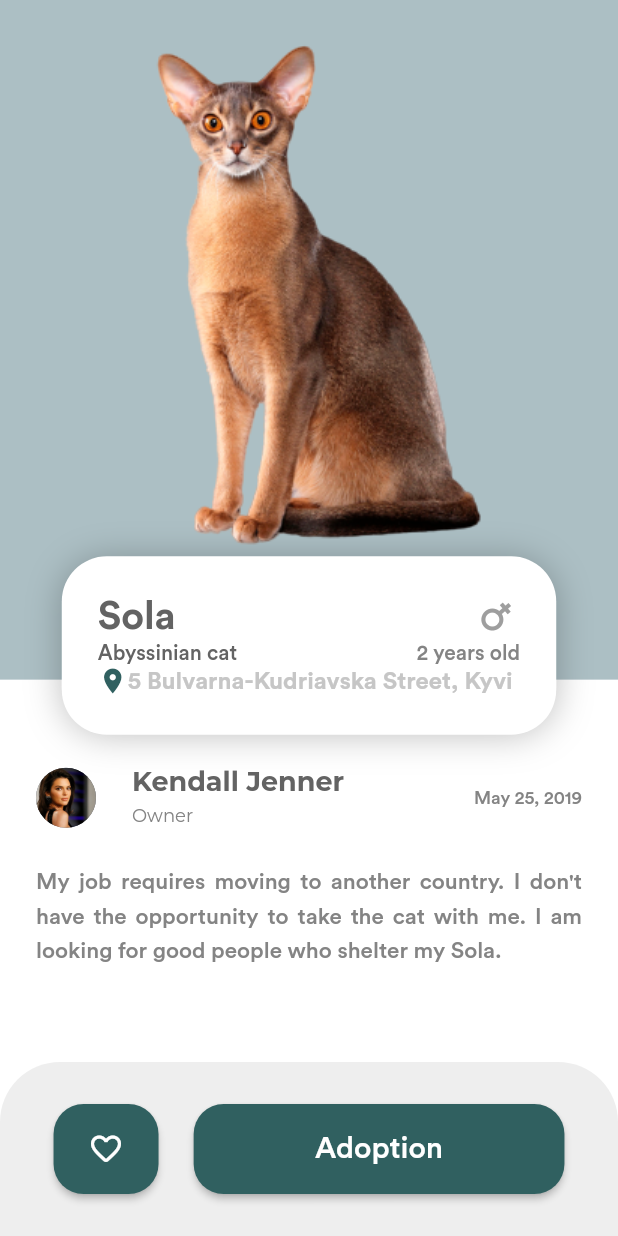
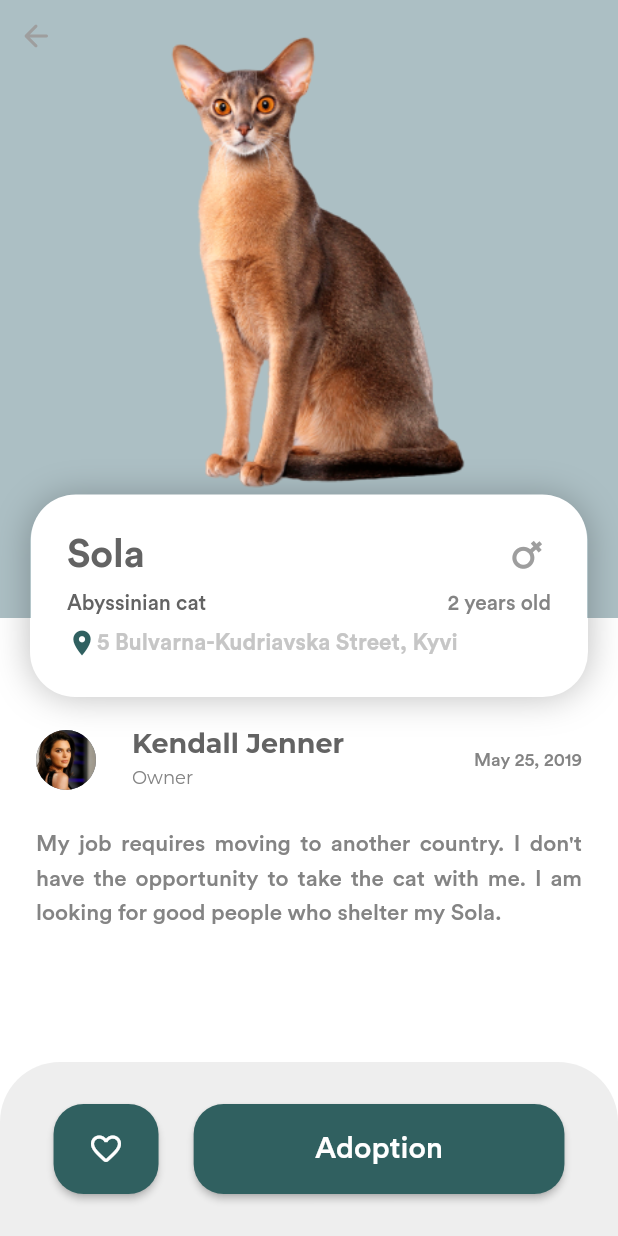
Before and after one commit to aphenrique/petmatch, a Flutter app: the screen it shows after launch, after a tap on "Sola", on a phone screen of 412 x 824 dp. Run offline on Flutter 3.47's test engine with Material 2 defaults, Android fonts, the phone set to English and light mode, and no system bars.

Commit message:
Fix font size

```diff
--- a/lib/src/adoption/view/pages/pet_detail_page.dart
+++ b/lib/src/adoption/view/pages/pet_detail_page.dart
@@ -25,7 +25,7 @@ class PetDetailPage extends StatelessWidget {
             crossAxisAlignment: CrossAxisAlignment.center,
             mainAxisSize: MainAxisSize.min,
             children: [
-              Image.asset(pet.photo, height: size.height * 0.45),
+              Image.asset(pet.photo, height: size.height * 0.4),
               const DetailPetInfoWidget(),
               const Padding(
                 padding: EdgeInsets.all(8.0),
@@ -128,7 +128,21 @@ class PetDetailPage extends StatelessWidget {
                 ),
               )
             ],
-          )
+          ),
+          SafeArea(
+            child: Align(
+              alignment: Alignment.topLeft,
+              child: IconButton(
+                onPressed: () {
+                  Navigator.maybePop(context);
+                },
+                icon: const Icon(
+                  Icons.arrow_back_rounded,
+                  color: Colors.grey,
+                ),
+              ),
+            ),
+          ),
         ],
       ),
     );
--- a/lib/src/adoption/widget/detail_page_background/detail_page_background.dart
+++ b/lib/src/adoption/widget/detail_page_background/detail_page_background.dart
@@ -9,11 +9,11 @@ class DetailPageBackground extends StatelessWidget {
     return Column(
       children: [
         Container(
-          height: heigth * 0.55,
+          height: heigth * 0.5,
           color: const Color(0XFFacbfc4),
         ),
         Container(
-          height: heigth * 0.45,
+          height: heigth * 0.5,
           color: Colors.white,
         ),
       ],
--- a/lib/src/adoption/widget/detail_pet_info_widget/detail_pet_info_widget.dart
+++ b/lib/src/adoption/widget/detail_pet_info_widget/detail_pet_info_widget.dart
@@ -9,7 +9,7 @@ class DetailPetInfoWidget extends StatelessWidget {
     final Size size = MediaQuery.of(context).size;
 
     return Container(
-      width: size.width * 0.8,
+      width: size.width * 0.9,
       padding: const EdgeInsets.all(24),
       decoration: BoxDecoration(
         borderRadius: BorderRadius.circular(30),
@@ -49,6 +49,7 @@ class DetailPetInfoWidget extends StatelessWidget {
               ),
             ],
           ),
+          const SizedBox(height: 8),
           Row(
             children: const [
               Expanded(
@@ -71,6 +72,7 @@ class DetailPetInfoWidget extends StatelessWidget {
               ),
             ],
           ),
+          const SizedBox(height: 8),
           Row(
             mainAxisAlignment: MainAxisAlignment.start,
             children: const [
@@ -84,7 +86,7 @@ class DetailPetInfoWidget extends StatelessWidget {
                   "5 Bulvarna-Kudriavska Street, Kyvi",
                   style: TextStyle(
                     color: AppColors.textColor,
-                    fontSize: 16,
+                    fontSize: 15,
                     fontWeight: FontWeight.w700,
                   ),
                 ),
```
